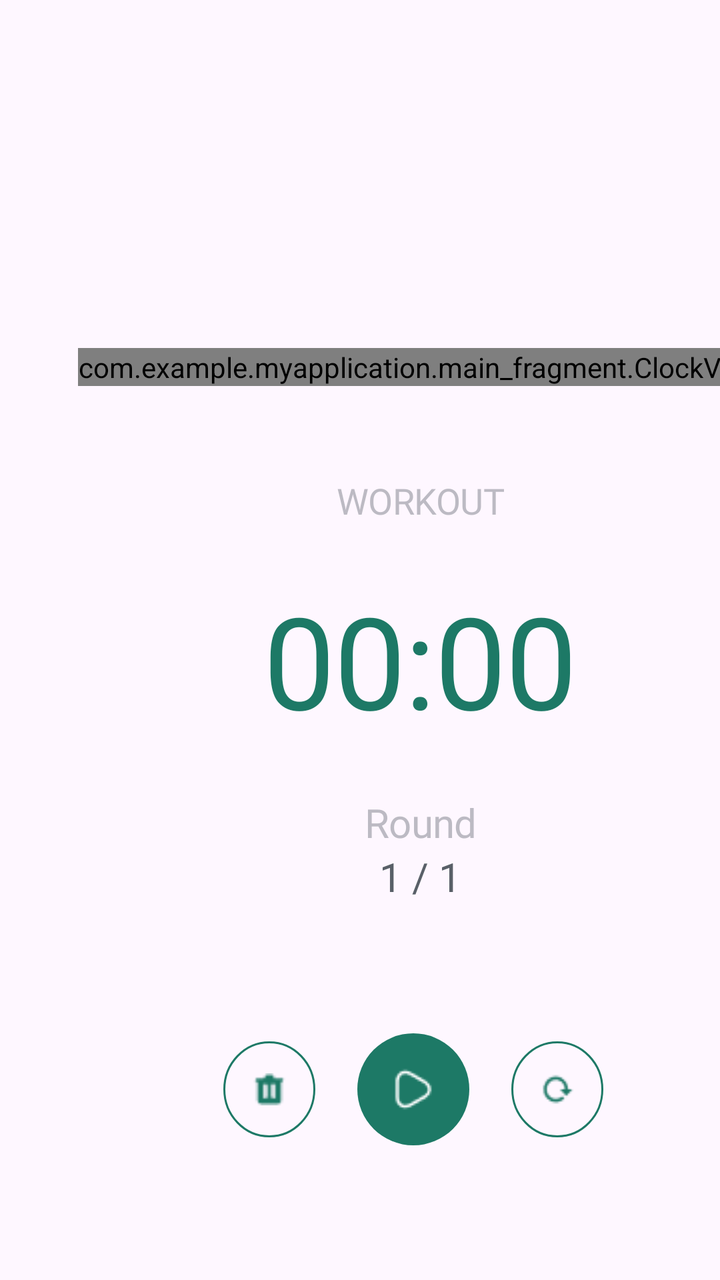
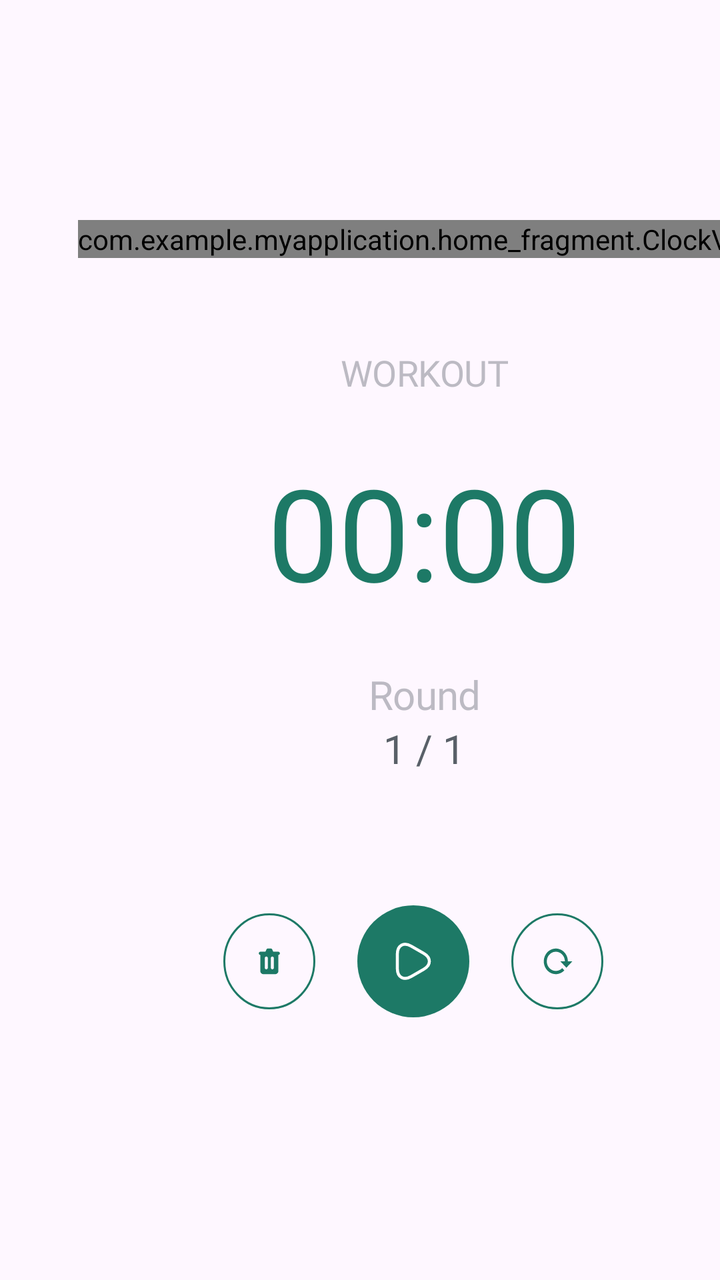

The first picture is an Android layout as it rendered before a commit; the second is the same layout after the commit. The layout source and the unified diff follow.
<!-- AndroidManifest.xml: application theme Theme.MyApplication -->
<!-- res/layout/tabata_run_fragment.xml -->
<?xml version="1.0" encoding="utf-8"?>
<androidx.constraintlayout.widget.ConstraintLayout xmlns:android="http://schemas.android.com/apk/res/android"
    android:layout_width="match_parent"
    android:layout_height="match_parent"
    xmlns:app="http://schemas.android.com/apk/res-auto">

    <FrameLayout
        android:id="@+id/tabataTimer"
        android:layout_width="wrap_content"
        android:layout_height="wrap_content"
        android:layout_marginStart="39dp"
        android:layout_marginTop="174dp"
        app:layout_constraintStart_toStartOf="parent"
        app:layout_constraintTop_toTopOf="parent">

        <com.example.myapplication.main_fragment.ClockView
            android:id="@+id/clockView"
            android:layout_width="wrap_content"
            android:layout_height="wrap_content"/>

        <LinearLayout
            android:layout_width="wrap_content"
            android:layout_height="wrap_content"
            android:orientation="vertical"
            android:layout_gravity="center_horizontal"
            android:gravity="center">

        <TextView
            android:id="@+id/stageNameView"
            android:layout_width="wrap_content"
            android:layout_height="wrap_content"
            android:layout_marginTop="64dp"
            android:alpha="0.4"
            android:letterSpacing="-0.01"
            android:textColor="#596068"
            android:fontFamily="@font/roboto_bold"
            android:text="@string/workout"
            android:textSize="18sp" />

        <TextView
            android:id="@+id/stageTimeView"
            android:layout_width="wrap_content"
            android:layout_height="wrap_content"
            android:layout_marginTop="25dp"
            android:text="@string/_00_00"
            android:fontFamily="@font/roboto_light"
            android:letterSpacing="-0.01"
            android:textColor="#1D7966"
            android:textSize="64sp" />

        <TextView
            android:layout_width="wrap_content"
            android:layout_height="wrap_content"
            android:fontFamily="@font/roboto_bold"
            android:layout_marginTop="25dp"
            android:alpha="0.4"
            android:letterSpacing="-0.01"
            android:textColor="#596068"
            android:text="@string/round"
            android:textSize="20sp" />

        <TextView
            android:id="@+id/stageRoundView"
            android:layout_width="wrap_content"
            android:layout_height="wrap_content"
            android:textColor="#596068"
            android:text="@string/_1_1"
            android:textSize="20sp" />
        </LinearLayout>
    </FrameLayout>

    <LinearLayout
        android:layout_width="wrap_content"
        android:layout_height="wrap_content"
        android:layout_marginStart="71.5dp"
        android:layout_marginTop="65dp"
        app:layout_constraintStart_toStartOf="@id/tabataTimer"
        app:layout_constraintTop_toBottomOf="@id/tabataTimer">

        <com.google.android.material.button.MaterialButton
            android:id="@+id/tabataDelete"
            android:layout_width="48dp"
            android:layout_height="48dp"
            android:layout_gravity="center"
            android:gravity="center"
            android:background="@drawable/circular_button"
            app:backgroundTint="#1D7966"
            app:icon="@drawable/tabata_delete"
            app:iconTint="#1D7966"
            app:iconGravity="textStart"
            app:iconPadding="0dp"
            app:iconSize="16dp"/>

        <com.google.android.material.button.MaterialButton
            android:id="@+id/tabataRun"
            android:layout_width="56dp"
            android:layout_height="56dp"
            android:layout_gravity="center"
            android:background="@drawable/oval"
            android:layout_marginStart="20dp"
            android:layout_marginEnd="20dp"
            app:backgroundTint="@null"
            app:icon="@drawable/tabata_run"
            app:iconGravity="textStart"
            app:iconPadding="0dp"
            app:iconSize="24dp"/>

        <com.google.android.material.button.MaterialButton
            android:id="@+id/tabataRestart"
            android:layout_width="48dp"
            android:layout_height="48dp"
            android:layout_gravity="center"
            android:gravity="center"
            android:background="@drawable/circular_button"
            app:backgroundTint="#1D7966"
            app:icon="@drawable/tabata_restart"
            app:iconTint="#1D7966"
            app:iconGravity="textStart"
            app:iconPadding="0dp"
            app:iconSize="16dp"/>
    </LinearLayout>
</androidx.constraintlayout.widget.ConstraintLayout>
<!-- resources referenced by this layout -->
<resources>
  <!-- drawable oval (drawable) -->
  <?xml version="1.0" encoding="utf-8"?>
  <layer-list xmlns:android="http://schemas.android.com/apk/res/android">
      <item>
          <shape android:shape="oval">
              <solid android:color="#1D7966" />
          </shape>
      </item>
  </layer-list>
  <!-- drawable tabata_delete: png bitmap (drawable, 362 bytes) -->
  <!-- drawable tabata_restart: png bitmap (drawable, 491 bytes) -->
  <!-- drawable tabata_run: png bitmap (drawable, 384 bytes) -->
  <string name="_00_00">00:00</string>
  <string name="_1_1">1 / 1</string>
  <string name="round">Round</string>
  <string name="workout">WORKOUT</string>
  <style name="Theme.MyApplication" parent="Base.Theme.MyApplication" />
  <style name="Base.Theme.MyApplication" parent="Theme.Material3.DayNight.NoActionBar">
          
          
      </style>
  <!-- unchanged entries left out for length: 1 -->
</resources>

<!-- the commit's change to res/layout/tabata_run_fragment.xml (unified diff, before → after) -->
@@ -9,11 +9,11 @@
         android:layout_width="wrap_content"
         android:layout_height="wrap_content"
         android:layout_marginStart="39dp"
-        android:layout_marginTop="174dp"
+        android:layout_marginTop="110dp"
         app:layout_constraintStart_toStartOf="parent"
         app:layout_constraintTop_toTopOf="parent">
 
-        <com.example.myapplication.main_fragment.ClockView
+        <com.example.myapplication.home_fragment.ClockView
             android:id="@+id/clockView"
             android:layout_width="wrap_content"
             android:layout_height="wrap_content"/>
@@ -85,7 +85,7 @@
             android:gravity="center"
             android:background="@drawable/circular_button"
             app:backgroundTint="#1D7966"
-            app:icon="@drawable/tabata_delete"
+            app:icon="@drawable/ic_tabata_delete"
             app:iconTint="#1D7966"
             app:iconGravity="textStart"
             app:iconPadding="0dp"
@@ -100,7 +100,7 @@
             android:layout_marginStart="20dp"
             android:layout_marginEnd="20dp"
             app:backgroundTint="@null"
-            app:icon="@drawable/tabata_run"
+            app:icon="@drawable/ic_tabata_run"
             app:iconGravity="textStart"
             app:iconPadding="0dp"
             app:iconSize="24dp"/>
@@ -113,7 +113,7 @@
             android:gravity="center"
             android:background="@drawable/circular_button"
             app:backgroundTint="#1D7966"
-            app:icon="@drawable/tabata_restart"
+            app:icon="@drawable/ic_tabata_restart"
             app:iconTint="#1D7966"
             app:iconGravity="textStart"
             app:iconPadding="0dp"
<!-- resource entries referenced after the edit -->
@@ -1,5 +1,44 @@
 <!-- resources referenced by this layout -->
 <resources>
+  <!-- drawable ic_tabata_delete (drawable) -->
+  <vector xmlns:android="http://schemas.android.com/apk/res/android"
+      android:width="17dp"
+      android:height="16dp"
+      android:viewportWidth="17"
+      android:viewportHeight="16">
+    <path
+        android:pathData="M7.7,1.6C7.551,1.6 7.406,1.642 7.28,1.72C7.153,1.798 7.051,1.91 6.985,2.042L6.406,3.2H3.7C3.488,3.2 3.284,3.284 3.134,3.434C2.984,3.584 2.9,3.788 2.9,4C2.9,4.212 2.984,4.416 3.134,4.566C3.284,4.716 3.488,4.8 3.7,4.8V12.8C3.7,13.224 3.869,13.631 4.169,13.931C4.469,14.231 4.876,14.4 5.3,14.4H11.7C12.124,14.4 12.531,14.231 12.831,13.931C13.131,13.631 13.3,13.224 13.3,12.8V4.8C13.512,4.8 13.716,4.716 13.866,4.566C14.016,4.416 14.1,4.212 14.1,4C14.1,3.788 14.016,3.584 13.866,3.434C13.716,3.284 13.512,3.2 13.3,3.2H10.594L10.015,2.042C9.949,1.91 9.847,1.798 9.72,1.72C9.594,1.642 9.449,1.6 9.3,1.6H7.7ZM6.1,6.4C6.1,6.188 6.184,5.984 6.334,5.834C6.484,5.684 6.688,5.6 6.9,5.6C7.112,5.6 7.316,5.684 7.466,5.834C7.616,5.984 7.7,6.188 7.7,6.4V11.2C7.7,11.412 7.616,11.616 7.466,11.766C7.316,11.916 7.112,12 6.9,12C6.688,12 6.484,11.916 6.334,11.766C6.184,11.616 6.1,11.412 6.1,11.2V6.4ZM10.1,5.6C9.888,5.6 9.684,5.684 9.534,5.834C9.384,5.984 9.3,6.188 9.3,6.4V11.2C9.3,11.412 9.384,11.616 9.534,11.766C9.684,11.916 9.888,12 10.1,12C10.312,12 10.516,11.916 10.666,11.766C10.816,11.616 10.9,11.412 10.9,11.2V6.4C10.9,6.188 10.816,5.984 10.666,5.834C10.516,5.684 10.312,5.6 10.1,5.6Z"
+        android:fillColor="#1D7966"
+        android:fillType="evenOdd"/>
+  </vector>
+  <!-- drawable ic_tabata_restart (drawable) -->
+  <vector xmlns:android="http://schemas.android.com/apk/res/android"
+      android:width="17dp"
+      android:height="16dp"
+      android:viewportWidth="17"
+      android:viewportHeight="16">
+    <group>
+      <clip-path
+          android:pathData="M0.5,0h16v16h-16z"/>
+      <path
+          android:pathData="M12.228,12.528C11.182,13.575 9.804,14.228 8.331,14.374C6.858,14.52 5.379,14.15 4.148,13.329C2.916,12.507 2.007,11.283 1.577,9.867C1.146,8.45 1.22,6.928 1.786,5.56C2.351,4.192 3.374,3.062 4.679,2.363C5.984,1.664 7.492,1.439 8.944,1.727C10.396,2.015 11.704,2.797 12.644,3.941C13.584,5.085 14.099,6.519 14.1,8H12.5C12.501,6.889 12.117,5.813 11.413,4.954C10.709,4.095 9.729,3.506 8.64,3.289C7.551,3.071 6.42,3.238 5.441,3.761C4.461,4.284 3.693,5.13 3.267,6.156C2.841,7.181 2.784,8.323 3.106,9.386C3.427,10.449 4.108,11.367 5.031,11.985C5.953,12.603 7.062,12.881 8.167,12.773C9.273,12.665 10.306,12.177 11.092,11.392L12.228,12.528ZM10.1,8H16.5L13.3,11.2L10.1,8Z"
+          android:fillColor="#1D7966"/>
+    </group>
+  </vector>
+  <!-- drawable ic_tabata_run (drawable) -->
+  <vector xmlns:android="http://schemas.android.com/apk/res/android"
+      android:width="24dp"
+      android:height="24dp"
+      android:viewportWidth="24"
+      android:viewportHeight="24">
+    <path
+        android:pathData="M4,12V8.44C4,4.02 7.13,2.21 10.96,4.42L14.05,6.2L17.14,7.98C20.97,10.19 20.97,13.81 17.14,16.02L14.05,17.8L10.96,19.58C7.13,21.79 4,19.98 4,15.56V12Z"
+        android:strokeLineJoin="round"
+        android:strokeWidth="1.5"
+        android:fillColor="#00000000"
+        android:strokeColor="#ffffff"
+        android:strokeLineCap="round"/>
+  </vector>
   <!-- drawable oval (drawable) -->
   <?xml version="1.0" encoding="utf-8"?>
   <layer-list xmlns:android="http://schemas.android.com/apk/res/android">
@@ -9,9 +48,6 @@
           </shape>
       </item>
   </layer-list>
-  <!-- drawable tabata_delete: png bitmap (drawable, 362 bytes) -->
-  <!-- drawable tabata_restart: png bitmap (drawable, 491 bytes) -->
-  <!-- drawable tabata_run: png bitmap (drawable, 384 bytes) -->
   <string name="_00_00">00:00</string>
   <string name="_1_1">1 / 1</string>
   <string name="round">Round</string>
